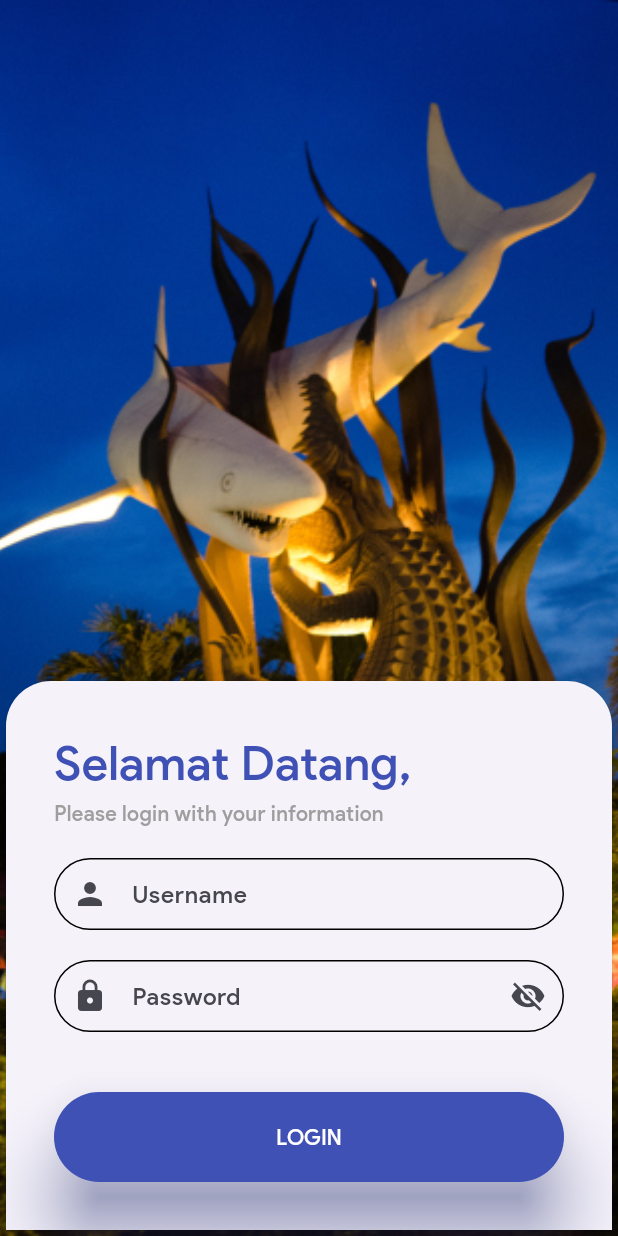
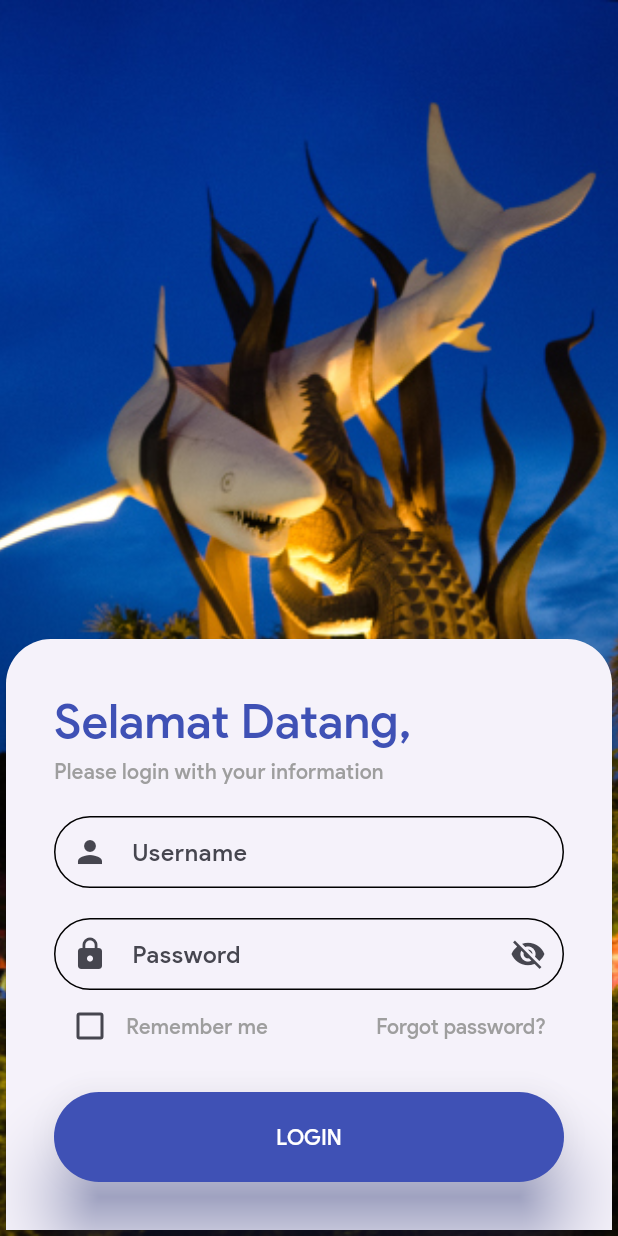
Before and after one commit to memorezasabana/sutasapp, a Flutter app: the screen it shows after launch, on a phone screen of 412 x 824 dp. Run offline on Flutter 3.47's test engine with Material 3 defaults, Android fonts, the phone set to English and light mode, and no system bars.

Commit message:
update27feb

```diff
--- a/lib/screens/login_page.dart
+++ b/lib/screens/login_page.dart
@@ -14,6 +14,7 @@ class LoginPage extends StatefulWidget {
 
 class _LoginPageState extends State<LoginPage> {
   bool securText = true;
+  bool rememberUser = false;
   late Color myColor;
 
   late Size mediaSize;
@@ -21,8 +22,6 @@ class _LoginPageState extends State<LoginPage> {
   TextEditingController emailController = TextEditingController();
 
   TextEditingController passwordController = TextEditingController();
-
-  bool rememberUser = false;
 
   @override
   Widget build(BuildContext context) {
@@ -125,7 +124,29 @@ class _LoginPageState extends State<LoginPage> {
                             ),
                           ),
                         ),
-                        const SizedBox(height: 40),
+                        Row(
+                          mainAxisAlignment: MainAxisAlignment.spaceBetween,
+                          children: [
+                            Row(
+                              children: [
+                                Checkbox(
+                                    value: rememberUser,
+                                    onChanged: (value) {
+                                      setState(() {
+                                        rememberUser = value!;
+                                      });
+                                    }),
+                                const Padding(
+                                    padding: EdgeInsets.only(right: 0)),
+                                _buildGreyText("Remember me"),
+                              ],
+                            ),
+                            TextButton(
+                                onPressed: () {},
+                                child: _buildGreyText("Forgot password?"))
+                          ],
+                        ),
+                        const SizedBox(height: 20),
                         InkWell(
                           onTap: () {
                             Navigator.of(context).push(MaterialPageRoute(
```
